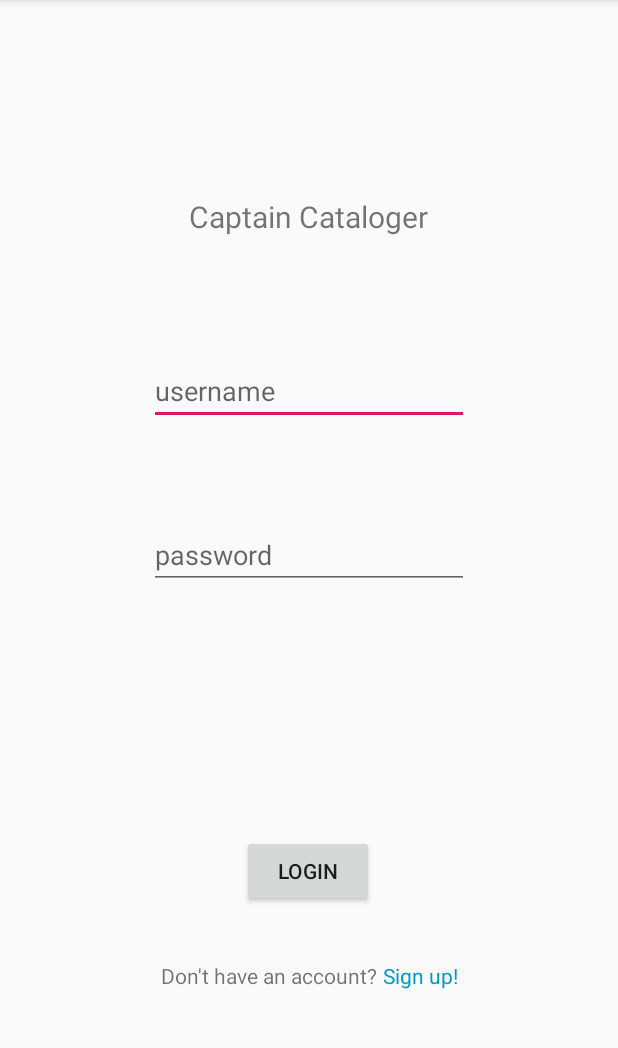
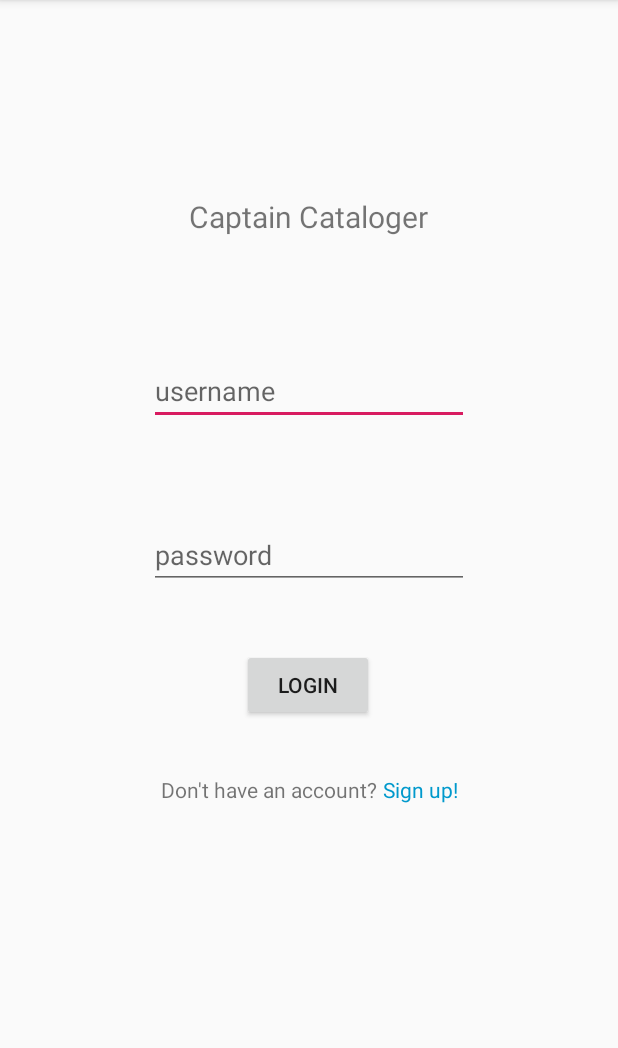
Before and after one commit to 1019gene/Captain-Logger, an Android app: the screen it shows after launch (MainActivity), on a phone screen of 412 x 824 dp, the part 84-1132 px from its top. Run offline under Robolectric (Android 15) with nearby library versions, the phone set to English and light mode, and no system bars; our stand-ins replace Firebase (no records; nobody signed in at launch, a user with empty details on screens opened directly).

```diff
--- a/app/src/main/AndroidManifest.xml
+++ b/app/src/main/AndroidManifest.xml
@@ -9,7 +9,8 @@
         android:roundIcon="@mipmap/ic_launcher_round"
         android:supportsRtl="true"
         android:theme="@style/AppTheme">
-        <activity android:name=".SignUpActivity"></activity>
+        <activity android:name=".SecondActivity"></activity>
+        <activity android:name=".SignUpActivity" />
         <activity android:name=".MainActivity">
             <intent-filter>
                 <action android:name="android.intent.action.MAIN" />
@@ -17,6 +18,8 @@
                 <category android:name="android.intent.category.LAUNCHER" />
             </intent-filter>
         </activity>
+        <activity android:name=".ThirdActivity" />
+        <activity android:name=".FourthActivity" />
 
         <meta-data
             android:name="com.google.firebase.ml.vision.DEPENDENCIES"
--- a/app/src/main/java/com/example/jho/hackillinois/SecondActivity.java
+++ b/app/src/main/java/com/example/jho/hackillinois/SecondActivity.java
@@ -3,16 +3,20 @@ package com.example.jho.hackillinois;
 import android.content.Intent;
 import android.support.v7.app.AppCompatActivity;
 import android.os.Bundle;
+import android.util.Log;
 import android.view.View;
 import android.widget.Button;
 
 public class SecondActivity extends AppCompatActivity {
 
-    Button manually = findViewById(R.id.manually_btn);
 
     protected void onCreate(Bundle savedInstanceState) {
         super.onCreate(savedInstanceState);
         setContentView(R.layout.activity_second);
+
+        Log.d("SecondActivity", "Reached second activity");
+
+        Button manually = findViewById(R.id.manually_btn);
 
         manually.setOnClickListener(new View.OnClickListener() {
             @Override
--- a/app/src/main/java/com/example/jho/hackillinois/SignUpActivity.java
+++ b/app/src/main/java/com/example/jho/hackillinois/SignUpActivity.java
@@ -74,6 +74,7 @@ public class SignUpActivity extends Activity implements View.OnClickListener {
                     Toast.makeText(getApplicationContext(), "Registration successful", Toast.LENGTH_SHORT).show();
                     Log.d("complete", "success");
                     FirebaseUser user = fire.getCurrentUser();
+                    startActivity(new Intent(SignUpActivity.this, SecondActivity.class));
                     //change to new activity
                 } else {
                     Toast.makeText(getApplicationContext(), "Registration failed, please try again", Toast.LENGTH_SHORT).show();
--- a/app/src/main/java/com/example/jho/hackillinois/ThirdActivity.java
+++ b/app/src/main/java/com/example/jho/hackillinois/ThirdActivity.java
@@ -8,11 +8,11 @@ import android.widget.Button;
 
 public class ThirdActivity extends AppCompatActivity {
 
-    Button done = findViewById(R.id.done_btn);
-
     protected void onCreate(Bundle savedInstanceState) {
         super.onCreate(savedInstanceState);
         setContentView(R.layout.activity_third);
+
+        Button done = findViewById(R.id.done_btn);
 
         done.setOnClickListener(new View.OnClickListener() {
             @Override
--- a/app/src/main/res/layout/activity_main.xml
+++ b/app/src/main/res/layout/activity_main.xml
@@ -31,12 +31,10 @@
         android:layout_height="wrap_content"
         android:layout_marginStart="8dp"
         android:layout_marginLeft="8dp"
-        android:layout_marginTop="8dp"
+        android:layout_marginTop="40dp"
         android:layout_marginEnd="8dp"
         android:layout_marginRight="8dp"
-        android:layout_marginBottom="8dp"
         android:text="login"
-        app:layout_constraintBottom_toBottomOf="parent"
         app:layout_constraintEnd_toEndOf="parent"
         app:layout_constraintHorizontal_bias="0.498"
         app:layout_constraintStart_toStartOf="parent"
```
Also changed, not shown: app/src/main/java/com/example/jho/hackillinois/MainActivity.java (+9 -3 lines).
